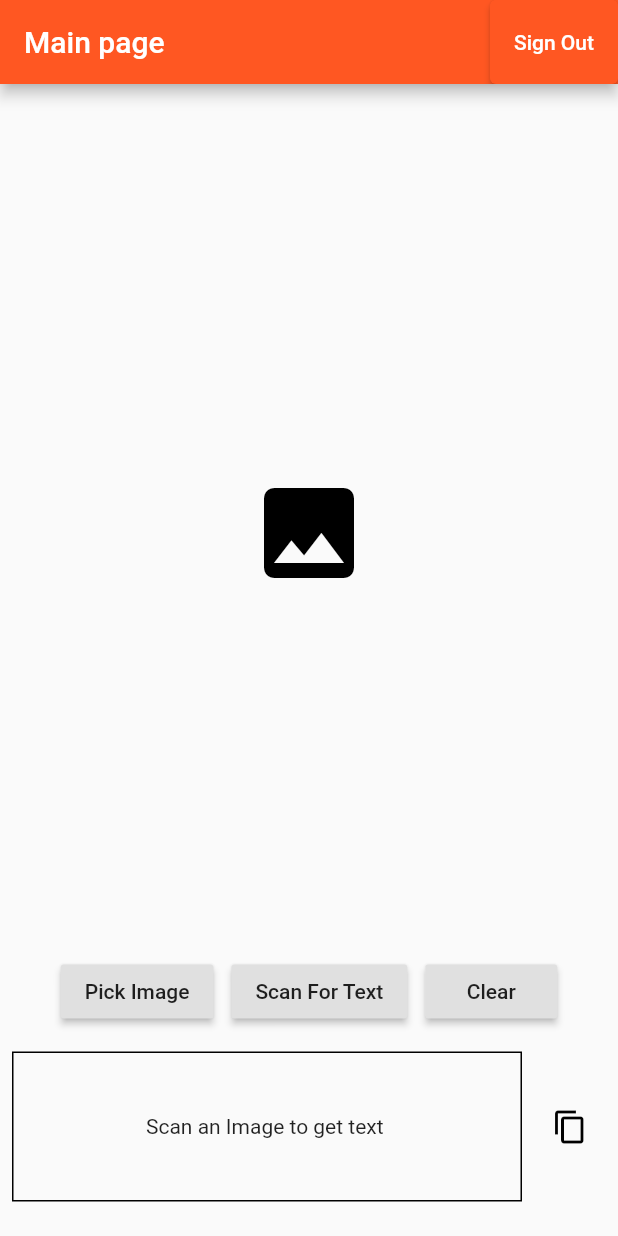
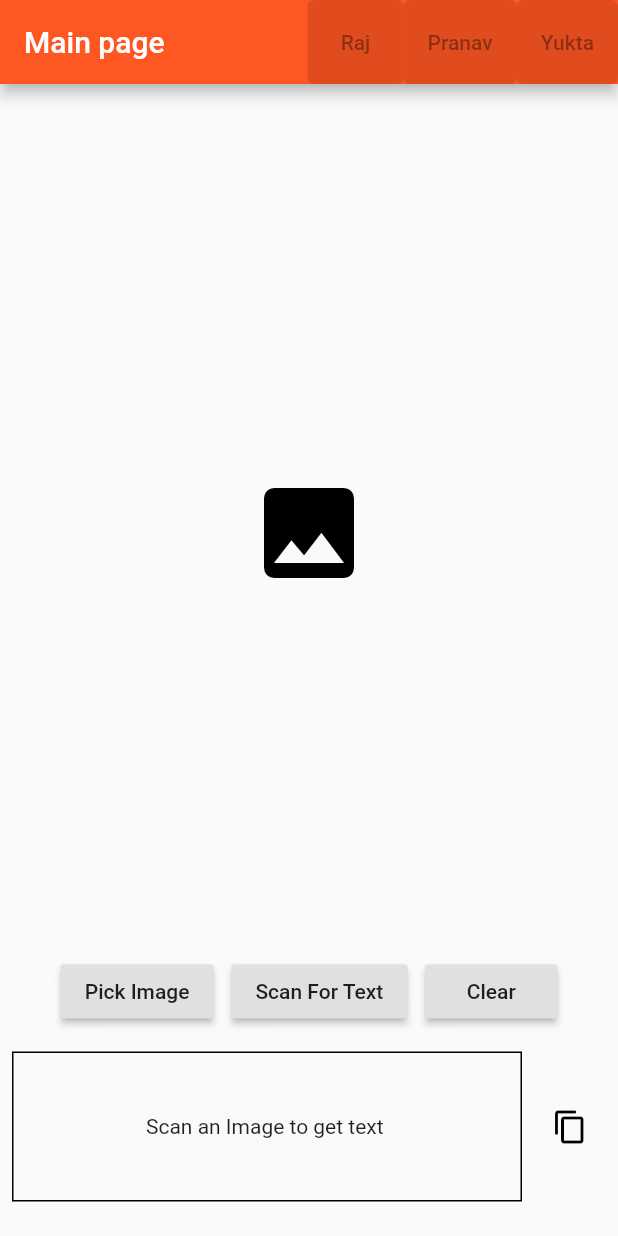
Before and after one commit to RAJ-SHEKHAWAT/MAD, a Flutter app: the screen it shows once a user with an empty profile is signed in, on a phone screen of 412 x 824 dp. Run offline on Flutter 3.47's test engine with Material 2 defaults, Android fonts, the phone set to English and light mode, and no system bars; our stand-ins replace cloud_firestore, firebase_auth, firebase_core, google_sign_in, image_picker; missing offline and left inert: clipboard; accounts and stored records are empty.

Commit message:
Added buttons.

```diff
--- a/lib/main.dart
+++ b/lib/main.dart
@@ -156,7 +156,9 @@ class _MainPageState extends State<MainPage> {
     appBar: AppBar(
       title: Text(widget.title),
       actions: [
-        ElevatedButton(onPressed: signout, child: Text("Sign Out"))
+        ElevatedButton(onPressed: null, child: Text("Raj")),
+        ElevatedButton(onPressed: null, child: Text("Pranav")),
+        ElevatedButton(onPressed: null, child: Text("Yukta")),
       ],
     ),
     body: Padding(
```
